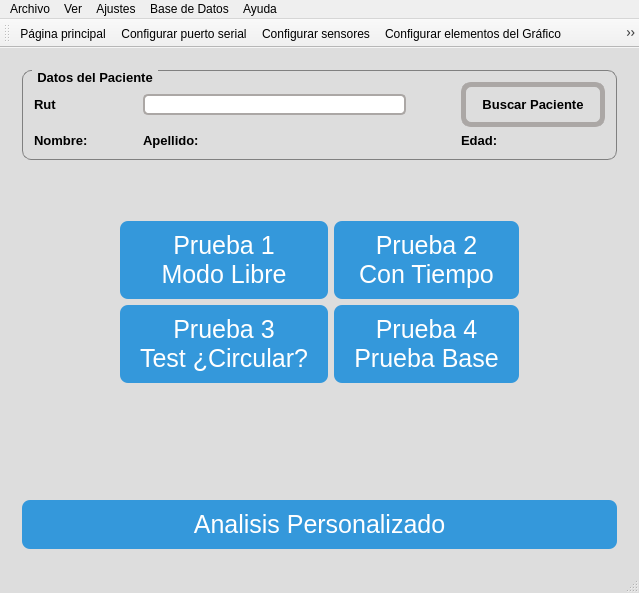
First picture: the form in mainwindow.ui, repository hectorda/Bio-Feedback, before the edit.
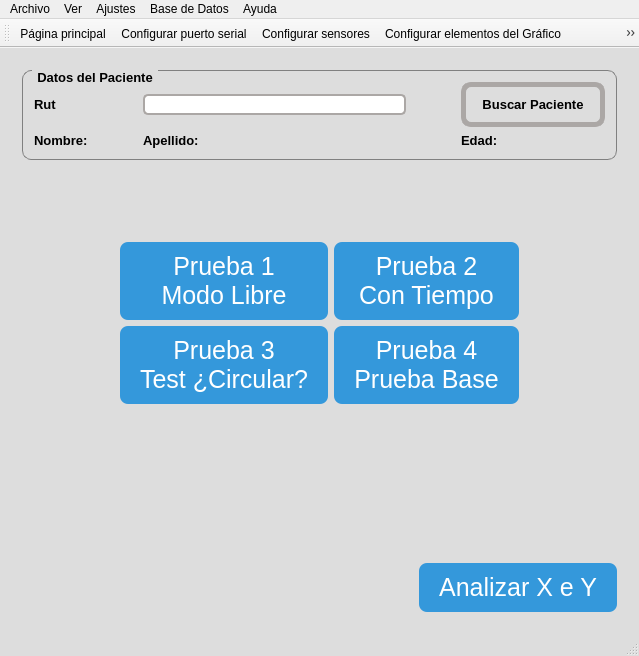
Second picture: the form after the edit. The open tabs and pages were chosen to show the change. Icons and pictures are not drawn. Custom widgets are drawn as their Qt base class.

Commit message: Agregado Prueba de Variable X

What changed in the file:
```diff
--- a/mainwindow.ui
+++ b/mainwindow.ui
@@ -7,7 +7,7 @@
     <x>0</x>
     <y>0</y>
     <width>639</width>
-    <height>593</height>
+    <height>656</height>
    </rect>
   </property>
   <property name="sizePolicy">
@@ -428,9 +428,24 @@
          </spacer>
         </item>
         <item row="6" column="0">
-         <widget class="QPushButton" name="pushButtonOtro">
-          <property name="styleSheet">
-           <string notr="true">QPushButton {
+         <layout class="QHBoxLayout" name="horizontalLayout_4">
+          <item>
+           <spacer name="horizontalSpacer_2">
+            <property name="orientation">
+             <enum>Qt::Horizontal</enum>
+            </property>
+            <property name="sizeHint" stdset="0">
+             <size>
+              <width>40</width>
+              <height>20</height>
+             </size>
+            </property>
+           </spacer>
+          </item>
+          <item>
+           <widget class="QPushButton" name="pushButtonOtro">
+            <property name="styleSheet">
+             <string notr="true">QPushButton {
   background: #3498db;
   border-radius: 8px;
  border: 0px solid;
@@ -445,11 +460,13 @@
   background: #3cb0fd;
   text-decoration: none;
 }</string>
-          </property>
-          <property name="text">
-           <string>Analisis Personalizado</string>
-          </property>
-         </widget>
+            </property>
+            <property name="text">
+             <string>Analizar X e Y</string>
+            </property>
+           </widget>
+          </item>
+         </layout>
         </item>
        </layout>
       </widget>
```
Left out of the diff: 345 changed lines with no effect on the pictures. The commit also changes 1 other file.
